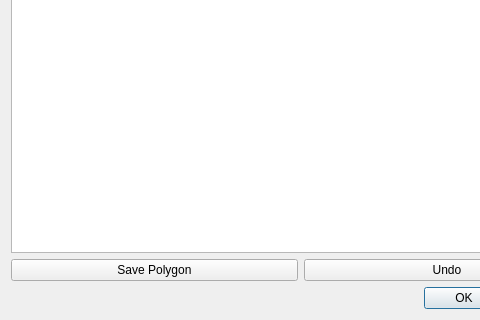
First picture: the form in src/annotatordialog.ui, repository KDE/mark, before the edit; both pictures show x 0 to 480 and y 87 to 407 of the 601 by 407 pixel window.
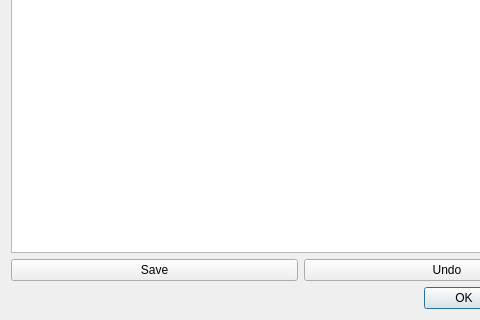
Second picture: the form after the edit.

The edit to the form file:
```diff
--- a/src/annotatordialog.ui
+++ b/src/annotatordialog.ui
@@ -26,7 +26,7 @@
      <item>
       <widget class="QPushButton" name="saveButton">
        <property name="text">
-        <string>Save Polygon</string>
+        <string>Save</string>
        </property>
       </widget>
      </item>
```
